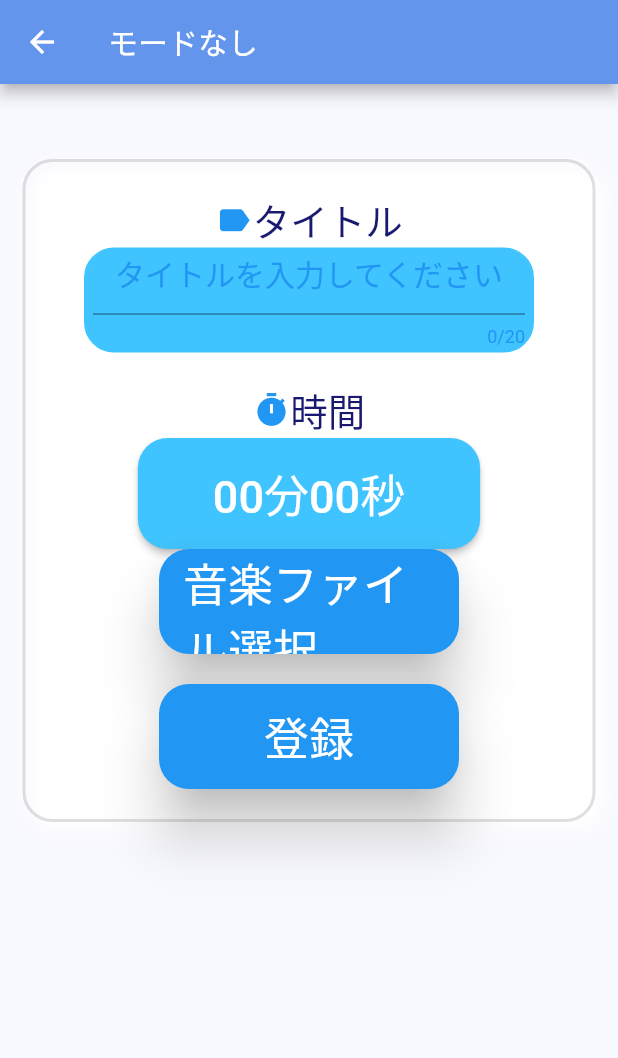
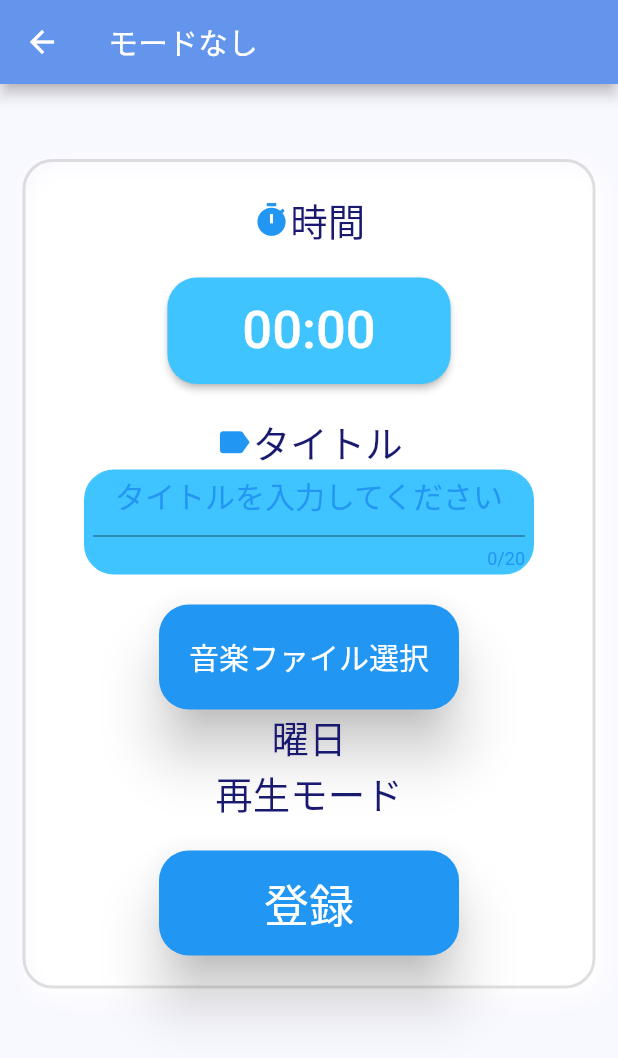
Before and after one commit to yousetsu/shufflemusicalarm, a Flutter app: the AlarmDetailScreen screen opened directly with empty values, on a phone screen of 412 x 824 dp. Shown: the top 1058 px of the screen. Run offline on Flutter 3.47's test engine with Material 2 defaults, Android fonts, the phone set to English and light mode, and no system bars; our stand-ins replace sqflite; missing offline and left inert: external_path, flutter_picker; accounts and stored records are empty; statements that could not run were skipped.

Commit message:
体裁整え

```diff
--- a/lib/alarmdetail.dart
+++ b/lib/alarmdetail.dart
@@ -5,7 +5,6 @@ import 'package:path/path.dart' as p;
 import 'package:sqflite/sqflite.dart';
 import './const.dart';
 import './playlist.dart';
-
 
 class AlarmDetailScreen extends StatefulWidget {
   String mode = '';
@@ -26,7 +25,6 @@ class _AlarmDetailScreenState extends State<AlarmDetailScreen> {
   final _formPreSecondKey = GlobalKey<FormState>();
   final _textControllerTitle = TextEditingController();
   final _textControllerPreSecond = TextEditingController();
-
 
   String title = 'モードなし';
   DateTime _time = DateTime.utc(0, 0, 0);
@@ -63,6 +61,44 @@ class _AlarmDetailScreenState extends State<AlarmDetailScreen> {
           child: Column(
               mainAxisAlignment: MainAxisAlignment.center,
               children:  <Widget>[
+                Padding(padding: EdgeInsets.all(10)),
+                ///時間
+                Row(
+                  mainAxisAlignment: MainAxisAlignment.center,
+                  children: const <Widget>[
+                    Icon(Icons.timer,size: 25,color: Colors.blue),
+                    Text('時間',style:TextStyle(fontSize: 25.0,color: Color(0xFF191970))),
+                  ],
+                ),
+                const Padding(padding: EdgeInsets.all(10)),
+
+                ElevatedButton(
+                  style: ElevatedButton.styleFrom(
+                    foregroundColor: Colors.white,
+                    backgroundColor: Colors.lightBlueAccent,
+                    padding: const EdgeInsets.symmetric(vertical: 15, horizontal: 50),
+                    shape: RoundedRectangleBorder(
+                      borderRadius: BorderRadius.circular(20),
+                    ),),
+                  onPressed: () async {
+                    Picker(
+                        adapter: DateTimePickerAdapter(
+                            type: PickerDateTimeType.kHMS,
+                            value: _time,
+                            customColumnType: [3, 4]),
+                        title: const Text("Select Time"),
+                        onConfirm: (Picker picker, List value) {
+                          setState(() => {
+                            _time = DateTime.utc(2016, 5, 1, value[0], value[1],0),
+                          });
+                        },
+                        onSelect: (Picker picker, int index, List<int> selected){
+                          _time = DateTime.utc(2016, 5, 1, selected[0], selected[1],0);
+                        }
+                    ).showModal(context);
+                  },
+                  child: Text('${_time.hour.toString().padLeft(2,'0')}:${_time.minute.toString().padLeft(2,'0')}', style: const TextStyle(fontSize: 35),),
+                ),
                 Padding(padding: EdgeInsets.all(10)),
                 Row(
                   mainAxisAlignment: MainAxisAlignment.center,
@@ -102,41 +138,8 @@ class _AlarmDetailScreenState extends State<AlarmDetailScreen> {
                 ),
 
                 const Padding(padding: EdgeInsets.all(10)),
-                ///時間
-                Row(
-                  mainAxisAlignment: MainAxisAlignment.center,
-                  children: const <Widget>[
-                    Icon(Icons.timer,size: 25,color: Colors.blue),
-                    Text('時間',style:TextStyle(fontSize: 25.0,color: Color(0xFF191970))),
-                  ],
-                ),
-                ElevatedButton(
-                  style: ElevatedButton.styleFrom(
-                    foregroundColor: Colors.white,
-                    backgroundColor: Colors.lightBlueAccent,
-                    padding: const EdgeInsets.symmetric(vertical: 15, horizontal: 50),
-                    shape: RoundedRectangleBorder(
-                      borderRadius: BorderRadius.circular(20),
-                    ),),
-                  onPressed: () async {
-                    Picker(
-                        adapter: DateTimePickerAdapter(
-                            type: PickerDateTimeType.kHMS,
-                            value: _time,
-                            customColumnType: [4, 5]),
-                        title: const Text("Select Time"),
-                        onConfirm: (Picker picker, List value) {
-                          setState(() => {
-                            _time = DateTime.utc(2016, 5, 1, 0,value[0], value[1]),
-                          });
-                        },
-                        onSelect: (Picker picker, int index, List<int> selected){
-                          _time = DateTime.utc(2016, 5, 1, 0,selected[0], selected[1]);
-                        }
-                    ).showModal(context);
-                  },
-                  child: Text('${_time.minute.toString().padLeft(2,'0')}分${_time.second.toString().padLeft(2,'0')}秒', style: const TextStyle(fontSize: 30),),
-                ),
+
+
                 ///音楽ファイル選択ボタン
                 SizedBox(
                   width: 200, height: 70,
@@ -149,9 +152,12 @@ class _AlarmDetailScreenState extends State<AlarmDetailScreen> {
                       borderRadius: BorderRadius.circular(20),
                     ),
                     ),
-                    child: Text( '音楽ファイル選択', style:  TextStyle(fontSize: 30.0, color: Colors.white,),),
+                    child: Text( '音楽ファイル選択', style:  TextStyle(fontSize: 20.0, color: Colors.white,),),
                   ),
                 ),
+                Text('曜日',style:TextStyle(fontSize: 25.0,color: Color(0xFF191970))),
+
+                Text('再生モード',style:TextStyle(fontSize: 25.0,color: Color(0xFF191970))),
 
                 Padding(padding: EdgeInsets.all(10)),
                 ///保存ボタン
```
Also changed, not shown: lib/main.dart (+47 -26 lines), 1 other file.
